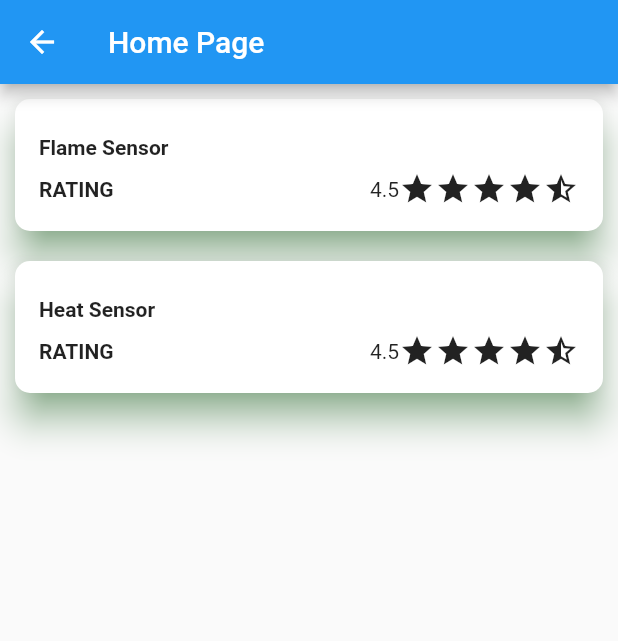
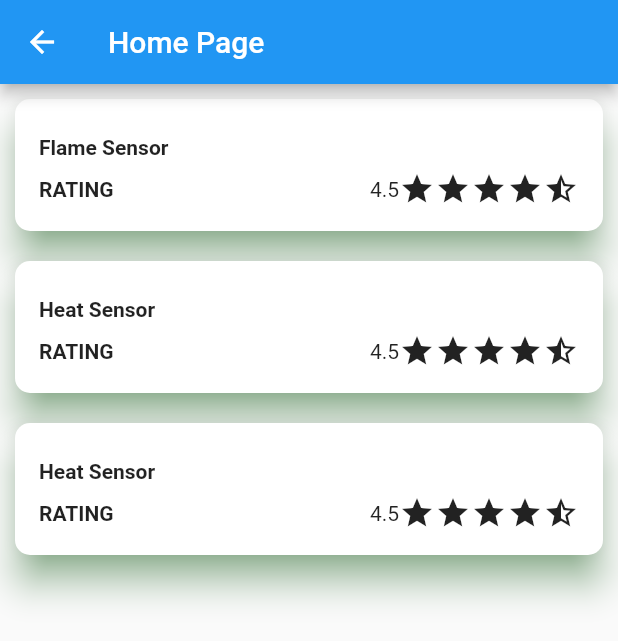
Before and after one commit to Ayush071103/accprevapp, a Flutter app: the homepageinner screen opened directly, on a phone screen of 412 x 824 dp. Shown: the top 641 px of the screen. Run offline on Flutter 3.47's test engine with Material 2 defaults, Android fonts, the phone set to English and light mode, and no system bars; our stand-ins replace convex_bottom_bar, lottie, shared_preferences; accounts and stored records are empty.

Commit message:
First commit

```diff
--- a/lib/home_page/homepageinner.dart
+++ b/lib/home_page/homepageinner.dart
@@ -1,3 +1,4 @@
+import 'package:accprevapp/home_page/sensors/flamesensor.dart';
 import 'package:flutter/material.dart';
 
 class homepageinner extends StatefulWidget{
@@ -15,7 +16,11 @@ class homepageinnerstate extends State<homepageinner>{
     return Scaffold(
       appBar: AppBar(title: Text("Home Page"),),
       body: Column(
-        children: [
+        children: [GestureDetector(
+          onTap:  () {
+    Navigator.push(context,
+    MaterialPageRoute(builder: (context) => flamesensor()),);},
+          child:
           Card(
             elevation: 10.0,
             shadowColor: Colors.green,
@@ -68,7 +73,7 @@ class homepageinnerstate extends State<homepageinner>{
                   ]),
 
             ),
-          ),
+          ),),GestureDetector(child:
           Container(
             width: double.infinity,
             child:Card(
@@ -123,7 +128,62 @@ class homepageinnerstate extends State<homepageinner>{
                     ]),
 
               ),
-            ),),
+            ),),),GestureDetector(child:
+          Container(
+            width: double.infinity,
+            child:Card(
+              elevation: 10.0,
+              shadowColor: Colors.green,
+              margin: EdgeInsets.all(10.0),
+              shape: RoundedRectangleBorder(
+                  borderRadius: BorderRadius.only(
+                    topLeft: Radius.circular(10.0),
+                    topRight: Radius.circular(10.0),
+                    bottomLeft: Radius.circular(10.0),
+                    bottomRight: Radius.circular(10.0),
+                  )),
+              child: Padding(
+                padding: EdgeInsets.all(16.0),
+                child: Column(
+                    crossAxisAlignment: CrossAxisAlignment.start,
+                    children: [
+                      //Image.network(src)
+                      SizedBox(
+                        height: 8,
+                      ),
+                      Text(
+                        'Heat Sensor',
+                        style: TextStyle(fontWeight: FontWeight.bold),
+                      ),
+                      SizedBox(
+                        height: 8,
+                      ),
+                      Row(
+                        mainAxisAlignment: MainAxisAlignment.spaceBetween,
+                        children: [
+                          Text(
+                            "RATING",
+                            style: TextStyle(fontWeight: FontWeight.bold),
+                            maxLines: 1,
+                          ),
+                          Row(
+                            children: [
+                              Text(
+                                "4.5",
+                              ),
+                              Icon(Icons.star),
+                              Icon(Icons.star),
+                              Icon(Icons.star),
+                              Icon(Icons.star),
+                              Icon(Icons.star_half),
+                            ],
+                          )
+                        ],
+                      ),
+                    ]),
+
+              ),
+            ),),),
 
         ],
       ),
```
Also changed, not shown: lib/home_page/sensors/flamesensor.dart (added, +62 -0 lines).
